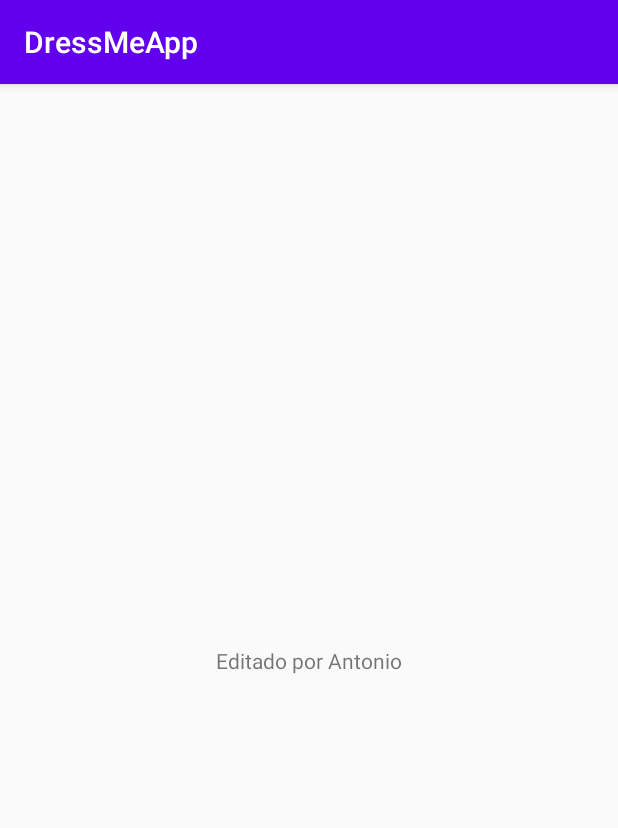
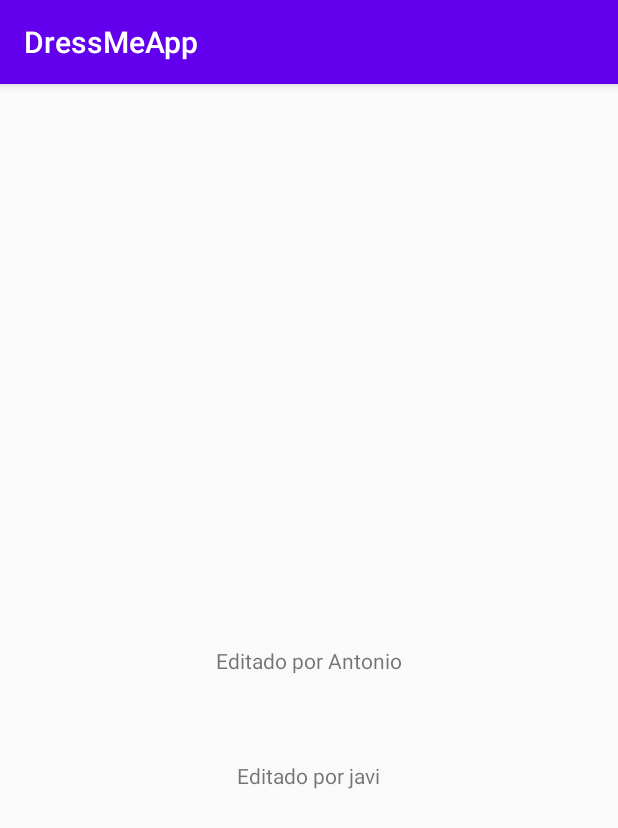
Before and after one commit to jblanava/DressMeApp, an Android app: the screen it shows after launch (MainActivity), on a phone screen of 412 x 824 dp. Shown: the top 828 px of the screen. Run offline under Robolectric (Android 15) with nearby library versions, the phone set to English and light mode, and no system bars.

Commit message:
Javi editando

```diff
--- a/app/src/main/res/layout/activity_main.xml
+++ b/app/src/main/res/layout/activity_main.xml
@@ -7,6 +7,7 @@
     tools:context=".MainActivity">
 
     <TextView
+        android:id="@+id/textView2"
         android:layout_width="wrap_content"
         android:layout_height="wrap_content"
         android:text="Editado por Antonio"
@@ -15,4 +16,16 @@
         app:layout_constraintRight_toRightOf="parent"
         app:layout_constraintTop_toTopOf="parent" />
 
+    <TextView
+        android:id="@+id/textView"
+        android:layout_width="wrap_content"
+        android:layout_height="wrap_content"
+        android:text="Editado por javi"
+        app:layout_constraintBottom_toBottomOf="parent"
+        app:layout_constraintEnd_toEndOf="parent"
+        app:layout_constraintHorizontal_bias="0.498"
+        app:layout_constraintStart_toStartOf="parent"
+        app:layout_constraintTop_toTopOf="parent"
+        app:layout_constraintVertical_bias="0.603" />
+
 </androidx.constraintlayout.widget.ConstraintLayout>
```
